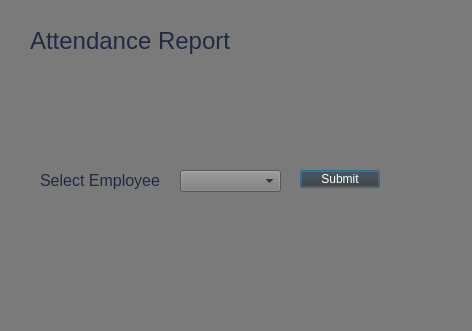
Qt form Bhitti-master/Bhitti/attendance.ui (BigyaDhungana/Bhitti) before a commit.
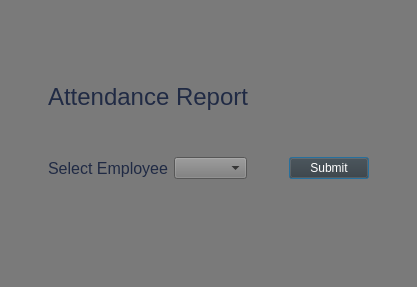
The same form after that commit.

What changed in the file:
```diff
--- a/Bhitti-master/Bhitti/attendance.ui
+++ b/Bhitti-master/Bhitti/attendance.ui
@@ -6,8 +6,8 @@
    <rect>
     <x>0</x>
     <y>0</y>
-    <width>472</width>
-    <height>331</height>
+    <width>417</width>
+    <height>287</height>
    </rect>
   </property>
   <property name="windowTitle">
@@ -16,37 +16,81 @@
   <property name="styleSheet">
    <string notr="true">background-color: rgb(122, 122, 122);</string>
   </property>
-  <widget class="QLabel" name="label">
-   <property name="geometry">
-    <rect>
-     <x>30</x>
-     <y>20</y>
-     <width>271</width>
-     <height>41</height>
-    </rect>
-   </property>
+  <layout class="QGridLayout" name="gridLayout" rowstretch="30,0,0,10,40">
+   <item row="3" column="0">
+    <spacer name="horizontalSpacer_2">
+     <property name="orientation">
+      <enum>Qt::Horizontal</enum>
+     </property>
+     <property name="sizeHint" stdset="0">
+      <size>
+       <width>40</width>
+       <height>20</height>
+      </size>
+     </property>
+    </spacer>
+   </item>
+   <item row="1" column="2">
+    <spacer name="horizontalSpacer_3">
+     <property name="orientation">
+      <enum>Qt::Horizontal</enum>
+     </property>
+     <property name="sizeHint" stdset="0">
+      <size>
+       <width>40</width>
+       <height>20</height>
+      </size>
+     </property>
+    </spacer>
+   </item>
+   <item row="4" column="1">
+    <spacer name="verticalSpacer">
+     <property name="orientation">
+      <enum>Qt::Vertical</enum>
+     </property>
+     <property name="sizeHint" stdset="0">
+      <size>
+       <width>20</width>
+       <height>40</height>
+      </size>
+     </property>
+    </spacer>
+   </item>
+   <item row="3" column="1">
+    <layout class="QHBoxLayout" name="horizontalLayout" stretch="0,20,10,0">
+     <item>
+      <widget class="QLabel" name="label_2">
    <property name="font">
     <font>
-     <pointsize>18</pointsize>
+         <pointsize>12</pointsize>
     </font>
    </property>
    <property name="styleSheet">
-    <string notr="true">background-color: rgb(122, 122, 122);
-color: rgb(32, 42, 68);</string>
+        <string notr="true">color: rgb(32, 42, 68);</string>
    </property>
    <property name="text">
-    <string>Attendance Report</string>
-   </property>
-  </widget>
+        <string>Select Employee</string>
+       </property>
+      </widget>
+     </item>
+     <item>
+      <widget class="QComboBox" name="comboBox"/>
+     </item>
+     <item>
+      <spacer name="horizontalSpacer">
+       <property name="orientation">
+        <enum>Qt::Horizontal</enum>
+       </property>
+       <property name="sizeHint" stdset="0">
+        <size>
+         <width>40</width>
+         <height>20</height>
+        </size>
+       </property>
+      </spacer>
+     </item>
+     <item>
   <widget class="QPushButton" name="pushButton">
-   <property name="geometry">
-    <rect>
-     <x>300</x>
-     <y>170</y>
-     <width>80</width>
-     <height>18</height>
-    </rect>
-   </property>
    <property name="cursor">
     <cursorShape>PointingHandCursor</cursorShape>
    </property>
@@ -58,37 +102,52 @@
     <string>Submit</string>
    </property>
   </widget>
-  <widget class="QLabel" name="label_2">
-   <property name="geometry">
-    <rect>
-     <x>40</x>
-     <y>170</y>
-     <width>141</width>
-     <height>20</height>
-    </rect>
-   </property>
+     </item>
+    </layout>
+   </item>
+   <item row="1" column="1">
+    <widget class="QLabel" name="label">
    <property name="font">
     <font>
-     <pointsize>12</pointsize>
+       <pointsize>18</pointsize>
     </font>
    </property>
    <property name="styleSheet">
-    <string notr="true">color: rgb(32, 42, 68);</string>
+      <string notr="true">background-color: rgb(122, 122, 122);
+color: rgb(32, 42, 68);</string>
    </property>
    <property name="text">
-    <string>Select Employee</string>
-   </property>
-  </widget>
-  <widget class="QComboBox" name="comboBox">
-   <property name="geometry">
-    <rect>
-     <x>180</x>
-     <y>170</y>
-     <width>101</width>
-     <height>22</height>
-    </rect>
-   </property>
-  </widget>
+      <string>Attendance Report</string>
+     </property>
+    </widget>
+   </item>
+   <item row="0" column="1">
+    <spacer name="verticalSpacer_2">
+     <property name="orientation">
+      <enum>Qt::Vertical</enum>
+     </property>
+     <property name="sizeHint" stdset="0">
+      <size>
+       <width>20</width>
+       <height>40</height>
+      </size>
+     </property>
+    </spacer>
+   </item>
+   <item row="2" column="1">
+    <spacer name="verticalSpacer_3">
+     <property name="orientation">
+      <enum>Qt::Vertical</enum>
+     </property>
+     <property name="sizeHint" stdset="0">
+      <size>
+       <width>20</width>
+       <height>40</height>
+      </size>
+     </property>
+    </spacer>
+   </item>
+  </layout>
  </widget>
  <resources/>
  <connections/>
```
Lines whose indentation alone changed are shown as unchanged.
